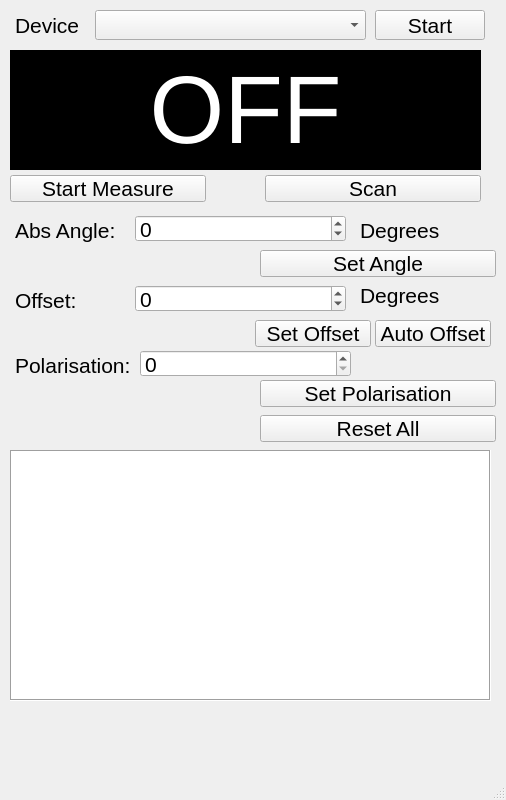
Before: the Qt Designer form development/stepper/diagnostic/guiRcv.ui in HelpMeFinishPhD/Qcamp2019, drawn with Qt 5.
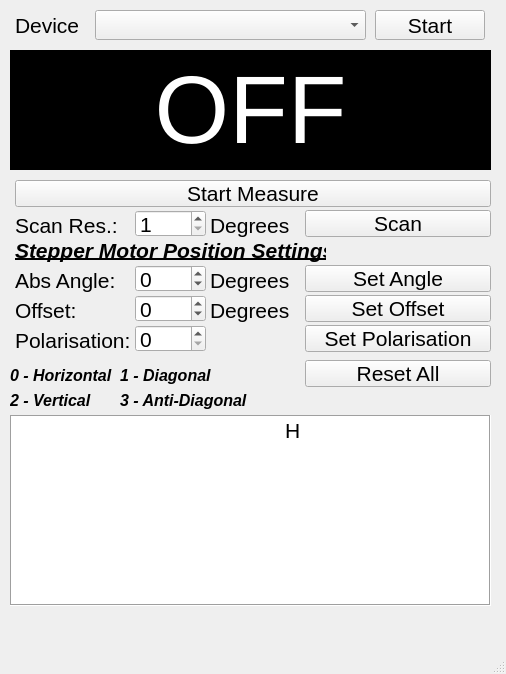
After: the same form once the commit is applied. Icons and pictures are not drawn. Custom widgets are drawn as their Qt base class.

Patch:
```diff
--- a/development/stepper/diagnostic/guiRcv.ui
+++ b/development/stepper/diagnostic/guiRcv.ui
@@ -7,7 +7,7 @@
     <x>0</x>
     <y>0</y>
     <width>506</width>
-    <height>800</height>
+    <height>674</height>
    </rect>
   </property>
   <property name="font">
@@ -90,9 +90,9 @@
     <property name="geometry">
      <rect>
       <x>10</x>
-      <y>450</y>
+      <y>415</y>
       <width>481</width>
-      <height>251</height>
+      <height>191</height>
      </rect>
     </property>
     <property name="sizePolicy">
@@ -179,7 +179,7 @@
      <rect>
       <x>10</x>
       <y>50</y>
-      <width>471</width>
+      <width>481</width>
       <height>120</height>
      </rect>
     </property>
@@ -620,25 +620,12 @@
      <set>Qt::AlignCenter</set>
     </property>
    </widget>
-   <widget class="QPushButton" name="autoOffset">
-    <property name="geometry">
-     <rect>
-      <x>375</x>
-      <y>320</y>
-      <width>116</width>
-      <height>27</height>
-     </rect>
-    </property>
-    <property name="text">
-     <string>Auto Offset</string>
-    </property>
-   </widget>
    <widget class="QPushButton" name="setOffset">
     <property name="geometry">
      <rect>
-      <x>255</x>
-      <y>320</y>
-      <width>116</width>
+      <x>305</x>
+      <y>295</y>
+      <width>186</width>
       <height>27</height>
      </rect>
     </property>
@@ -650,7 +637,7 @@
     <property name="geometry">
      <rect>
       <x>15</x>
-      <y>215</y>
+      <y>265</y>
       <width>111</width>
       <height>30</height>
      </rect>
@@ -672,7 +659,7 @@
     <property name="geometry">
      <rect>
       <x>15</x>
-      <y>350</y>
+      <y>325</y>
       <width>121</width>
       <height>30</height>
      </rect>
@@ -693,8 +680,8 @@
    <widget class="QLabel" name="degree0">
     <property name="geometry">
      <rect>
-      <x>360</x>
-      <y>215</y>
+      <x>210</x>
+      <y>265</y>
       <width>91</width>
       <height>30</height>
      </rect>
@@ -716,7 +703,7 @@
     <property name="geometry">
      <rect>
       <x>15</x>
-      <y>285</y>
+      <y>295</y>
       <width>121</width>
       <height>30</height>
      </rect>
@@ -737,8 +724,8 @@
    <widget class="QLabel" name="degree2">
     <property name="geometry">
      <rect>
-      <x>360</x>
-      <y>280</y>
+      <x>210</x>
+      <y>295</y>
       <width>91</width>
       <height>30</height>
      </rect>
@@ -759,9 +746,9 @@
    <widget class="QPushButton" name="resetButton">
     <property name="geometry">
      <rect>
-      <x>260</x>
-      <y>415</y>
-      <width>236</width>
+      <x>305</x>
+      <y>360</y>
+      <width>186</width>
       <height>27</height>
      </rect>
     </property>
@@ -772,9 +759,9 @@
    <widget class="QPushButton" name="startScan">
     <property name="geometry">
      <rect>
-      <x>265</x>
-      <y>175</y>
-      <width>216</width>
+      <x>305</x>
+      <y>210</y>
+      <width>186</width>
       <height>27</height>
      </rect>
     </property>
@@ -785,9 +772,9 @@
    <widget class="QSpinBox" name="polInput">
     <property name="geometry">
      <rect>
-      <x>140</x>
-      <y>350</y>
-      <width>211</width>
+      <x>135</x>
+      <y>325</y>
+      <width>71</width>
       <height>27</height>
      </rect>
     </property>
@@ -799,8 +786,8 @@
     <property name="geometry">
      <rect>
       <x>135</x>
-      <y>215</y>
-      <width>211</width>
+      <y>265</y>
+      <width>71</width>
       <height>27</height>
      </rect>
     </property>
@@ -815,8 +802,8 @@
     <property name="geometry">
      <rect>
       <x>135</x>
-      <y>285</y>
-      <width>211</width>
+      <y>295</y>
+      <width>71</width>
       <height>27</height>
      </rect>
     </property>
@@ -830,9 +817,9 @@
    <widget class="QPushButton" name="measureButton">
     <property name="geometry">
      <rect>
-      <x>10</x>
-      <y>175</y>
-      <width>196</width>
+      <x>15</x>
+      <y>180</y>
+      <width>476</width>
       <height>27</height>
      </rect>
     </property>
@@ -843,9 +830,9 @@
    <widget class="QPushButton" name="goToPol">
     <property name="geometry">
      <rect>
-      <x>260</x>
-      <y>380</y>
-      <width>236</width>
+      <x>305</x>
+      <y>325</y>
+      <width>186</width>
       <height>27</height>
      </rect>
     </property>
@@ -856,9 +843,9 @@
    <widget class="QPushButton" name="goToAngle">
     <property name="geometry">
      <rect>
-      <x>260</x>
-      <y>250</y>
-      <width>236</width>
+      <x>305</x>
+      <y>265</y>
+      <width>186</width>
       <height>27</height>
      </rect>
     </property>
@@ -866,6 +853,199 @@
      <string>Set Angle</string>
     </property>
    </widget>
+   <widget class="QLabel" name="deviceName_2">
+    <property name="geometry">
+     <rect>
+      <x>10</x>
+      <y>360</y>
+      <width>106</width>
+      <height>31</height>
+     </rect>
+    </property>
+    <property name="font">
+     <font>
+      <family>Ubuntu</family>
+      <pointsize>12</pointsize>
+      <weight>75</weight>
+      <italic>true</italic>
+      <bold>true</bold>
+     </font>
+    </property>
+    <property name="text">
+     <string>0 - Horizontal</string>
+    </property>
+   </widget>
+   <widget class="QLabel" name="deviceName_3">
+    <property name="geometry">
+     <rect>
+      <x>10</x>
+      <y>385</y>
+      <width>106</width>
+      <height>31</height>
+     </rect>
+    </property>
+    <property name="font">
+     <font>
+      <family>Ubuntu</family>
+      <pointsize>12</pointsize>
+      <weight>75</weight>
+      <italic>true</italic>
+      <bold>true</bold>
+     </font>
+    </property>
+    <property name="text">
+     <string>2 - Vertical</string>
+    </property>
+   </widget>
+   <widget class="QLabel" name="deviceName_4">
+    <property name="geometry">
+     <rect>
+      <x>120</x>
+      <y>360</y>
+      <width>106</width>
+      <height>31</height>
+     </rect>
+    </property>
+    <property name="font">
+     <font>
+      <family>Ubuntu</family>
+      <pointsize>12</pointsize>
+      <weight>75</weight>
+      <italic>true</italic>
+      <bold>true</bold>
+     </font>
+    </property>
+    <property name="text">
+     <string>1 - Diagonal</string>
+    </property>
+   </widget>
+   <widget class="QLabel" name="deviceName_5">
+    <property name="geometry">
+     <rect>
+      <x>120</x>
+      <y>385</y>
+      <width>136</width>
+      <height>31</height>
+     </rect>
+    </property>
+    <property name="font">
+     <font>
+      <family>Ubuntu</family>
+      <pointsize>12</pointsize>
+      <weight>75</weight>
+      <italic>true</italic>
+      <bold>true</bold>
+     </font>
+    </property>
+    <property name="text">
+     <string>3 - Anti-Diagonal</string>
+    </property>
+   </widget>
+   <widget class="QLabel" name="angle_2">
+    <property name="geometry">
+     <rect>
+      <x>15</x>
+      <y>210</y>
+      <width>111</width>
+      <height>30</height>
+     </rect>
+    </property>
+    <property name="font">
+     <font>
+      <family>Arial</family>
+      <pointsize>16</pointsize>
+      <weight>50</weight>
+      <italic>false</italic>
+      <bold>false</bold>
+     </font>
+    </property>
+    <property name="text">
+     <string>Scan Res.:</string>
+    </property>
+   </widget>
+   <widget class="QLabel" name="degree0_2">
+    <property name="geometry">
+     <rect>
+      <x>210</x>
+      <y>210</y>
+      <width>91</width>
+      <height>30</height>
+     </rect>
+    </property>
+    <property name="font">
+     <font>
+      <family>Arial</family>
+      <pointsize>16</pointsize>
+      <weight>50</weight>
+      <italic>false</italic>
+      <bold>false</bold>
+     </font>
+    </property>
+    <property name="text">
+     <string>Degrees</string>
+    </property>
+   </widget>
+   <widget class="QSpinBox" name="scanRes">
+    <property name="geometry">
+     <rect>
+      <x>135</x>
+      <y>210</y>
+      <width>71</width>
+      <height>27</height>
+     </rect>
+    </property>
+    <property name="minimum">
+     <number>1</number>
+    </property>
+    <property name="maximum">
+     <number>180</number>
+    </property>
+   </widget>
+   <widget class="QLabel" name="angle_3">
+    <property name="geometry">
+     <rect>
+      <x>15</x>
+      <y>235</y>
+      <width>311</width>
+      <height>30</height>
+     </rect>
+    </property>
+    <property name="font">
+     <font>
+      <family>Ubuntu</family>
+      <pointsize>16</pointsize>
+      <weight>75</weight>
+      <italic>true</italic>
+      <bold>true</bold>
+      <underline>true</underline>
+     </font>
+    </property>
+    <property name="text">
+     <string>Stepper Motor Position Settings</string>
+    </property>
+   </widget>
+   <widget class="QLabel" name="angle_4">
+    <property name="geometry">
+     <rect>
+      <x>285</x>
+      <y>415</y>
+      <width>16</width>
+      <height>30</height>
+     </rect>
+    </property>
+    <property name="font">
+     <font>
+      <family>Arial</family>
+      <pointsize>16</pointsize>
+      <weight>50</weight>
+      <italic>false</italic>
+      <bold>false</bold>
+     </font>
+    </property>
+    <property name="text">
+     <string>H</string>
+    </property>
+   </widget>
   </widget>
   <widget class="QMenuBar" name="menubar">
    <property name="geometry">
```
Left out of the diff: 4 changed lines with no effect on the pictures.
